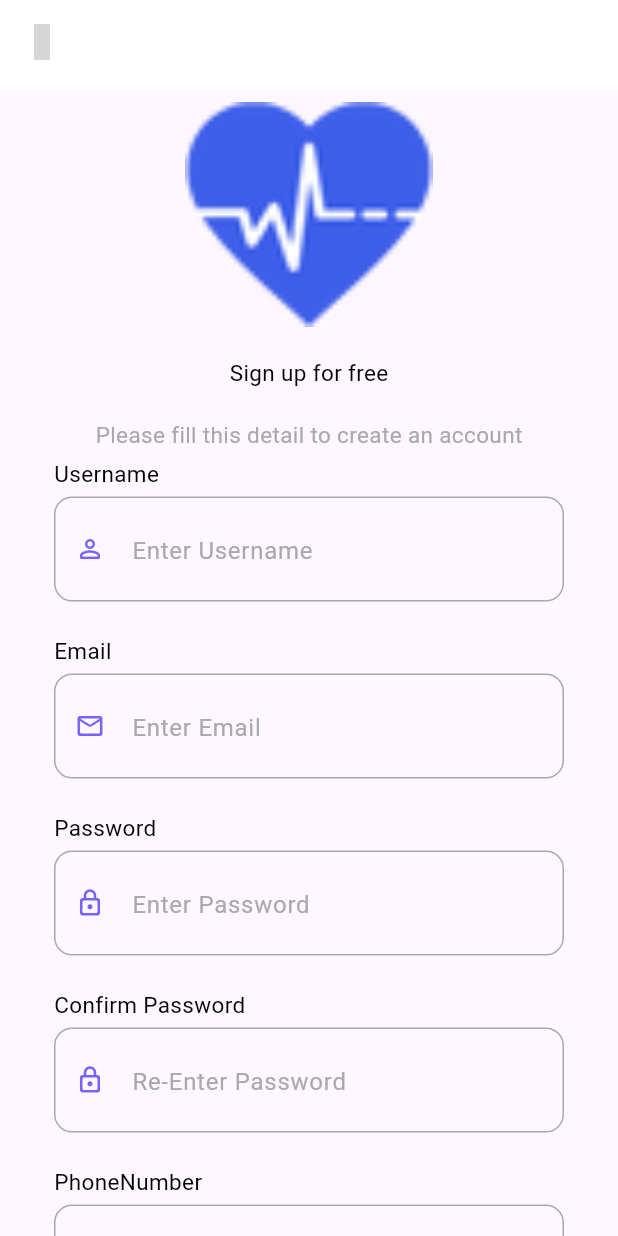
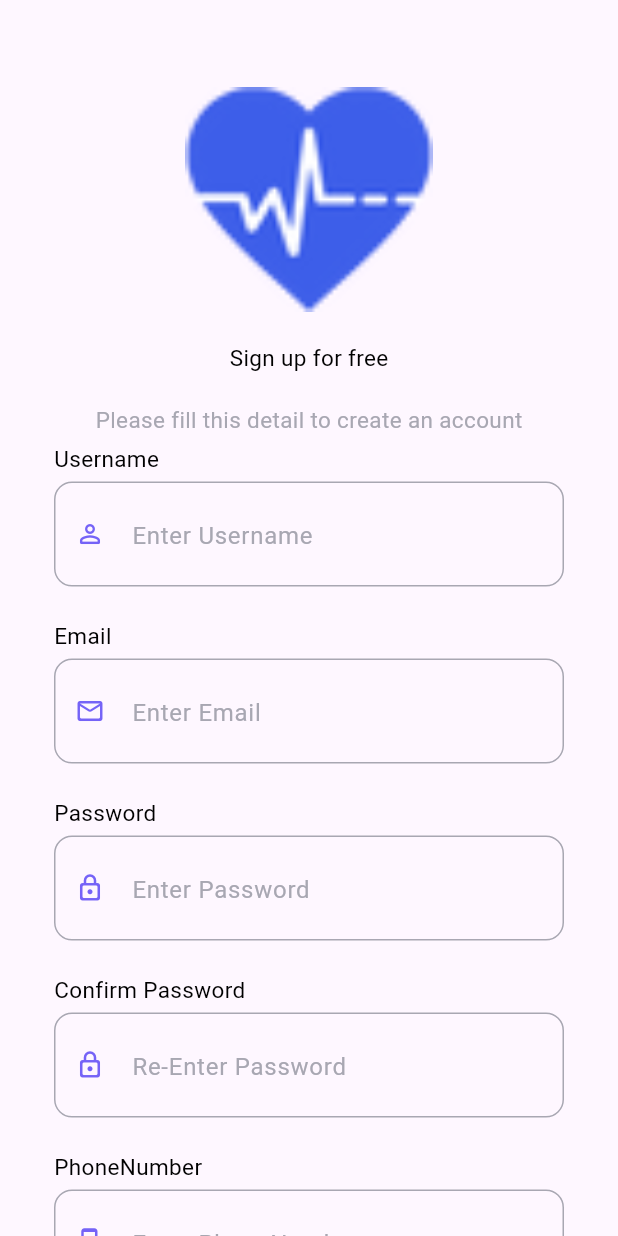
Before and after one commit to mahmoudmohamed74/Racnety, a Flutter app: the UserRegisterScreen screen opened directly, on a phone screen of 412 x 824 dp. Run offline on Flutter 3.47's test engine with Material 3 defaults, Android fonts, the phone set to English and light mode, and no system bars; our stand-ins replace bloc, conditional_builder_null_safety, connectivity_plus, dartz, dio, equatable and 5 more; statements that could not run were skipped; grey boxes are pictures that could not be loaded.

Commit message:
Home View

```diff
--- a/lib/core/widgets/app_bar_widget.dart
+++ b/lib/core/widgets/app_bar_widget.dart
@@ -12,10 +12,7 @@ class AppBarWidget extends StatelessWidget implements PreferredSizeWidget {
     this.textButton,
     this.isBack = false,
     this.isBackWithFunc = false,
-    this.isSearch = false,
-    this.isHome = false,
     this.isTextButton = false,
-    this.controller,
     this.onSearch,
     this.onTap,
     this.onTapBackFunc,
@@ -26,10 +23,7 @@ class AppBarWidget extends StatelessWidget implements PreferredSizeWidget {
   String? textButton;
   bool isBack = false;
   bool isBackWithFunc = false;
-  bool isSearch = false;
-  bool isHome = false;
   bool isTextButton = false;
-  TextEditingController? controller;
   VoidCallback? onSearch;
   VoidCallback? onTap;
   Function? onTapBackFunc;
@@ -56,43 +50,19 @@ class AppBarWidget extends StatelessWidget implements PreferredSizeWidget {
                 color: ColorManager.primary,
               ),
             )
-          : Image.asset(
-              ImageAssets.splashLogo,
-              scale: 1.4,
+          : IconButton(
+              onPressed: () {
+                Scaffold.of(context).openDrawer();
+              },
+              icon: Icon(
+                Icons.menu,
+                color: ColorManager.primary,
+              ),
             ),
-      title:
-          // isSearch
-          //     ? SizedBox(
-          //         width: MediaQuery.of(context).size.width * .866,
-          //         child: SearchBarWidget(
-          //           readOnly: false,
-          //           onTap: () {},
-          //           hintText: 'search...',
-          //           controller: controller,
-          //           onSearch: onSearch,
-          //         ),
-          //       )
-          //     :
-          Text(
+      title: Text(
         title!,
       ),
       actions: [
-        if (isHome)
-          IconButton(
-            onPressed: () {},
-            icon: Icon(
-              IconBroken.Notification,
-              color: ColorManager.primary,
-            ),
-          ),
-        if (isHome)
-          IconButton(
-            onPressed: () {},
-            icon: Icon(
-              IconBroken.Heart,
-              color: ColorManager.primary,
-            ),
-          ),
         if (isTextButton)
           Padding(
             padding: const EdgeInsets.all(AppPadding.p12),
--- a/lib/features/auth/presentation/views/screens/register_screen.dart
+++ b/lib/features/auth/presentation/views/screens/register_screen.dart
@@ -26,10 +26,6 @@ class UserRegisterScreen extends StatelessWidget {
   @override
   Widget build(BuildContext context) {
     return Scaffold(
-      appBar: AppBarWidget(
-        isBack: true,
-        title: '',
-      ),
       body: SingleChildScrollView(
         child: Padding(
           padding: const EdgeInsets.all(8.0),
@@ -39,6 +35,9 @@ class UserRegisterScreen extends StatelessWidget {
               mainAxisAlignment: MainAxisAlignment.start,
               crossAxisAlignment: CrossAxisAlignment.center,
               children: [
+                const SizedBox(
+                  height: AppSize.s50,
+                ),
                 const Image(
                   fit: BoxFit.fitHeight,
                   height: AppSize.s150,
--- a/lib/main.dart
+++ b/lib/main.dart
@@ -7,6 +7,7 @@ import 'package:racnety/core/requests/register_request.dart';
 import 'package:racnety/core/utils/service_locator.dart';
 import 'package:racnety/features/auth/data/repos/auth_repo.dart';
 import 'package:racnety/features/auth/presentation/views/screens/login_screen.dart';
+import 'package:racnety/features/booking/presentation/views/screens/home.dart';
 
 void main() async {
   WidgetsFlutterBinding.ensureInitialized();
@@ -25,7 +26,7 @@ class MyApp extends StatelessWidget {
         colorScheme: ColorScheme.fromSeed(seedColor: Colors.deepPurple),
         useMaterial3: true,
       ),
-      home:  UserLoginScreen(),
+      home: HomeScreen(),
     );
   }
 }
```
Also changed, not shown: lib/features/auth/presentation/views/screens/login_screen.dart (+1 -21 lines), lib/features/booking/presentation/views/screens/home.dart (added, +52 -0 lines), lib/features/booking/presentation/views/widgets/drawer.dart (added, +200 -0 lines).
